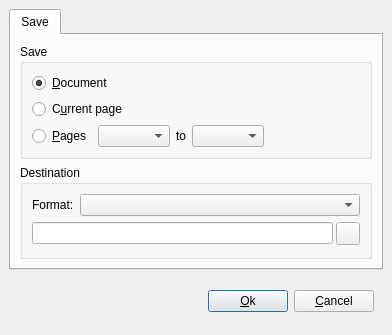
Old version of the form src/qdjviewsavedialog.ui in the repository barak/djview4.
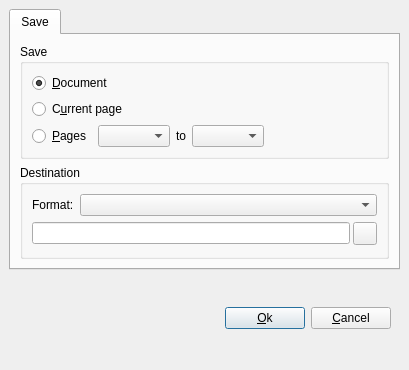
New version of the form. Icons and pictures are not drawn.

Diff of the .ui file:
```diff
--- a/src/qdjviewsavedialog.ui
+++ b/src/qdjviewsavedialog.ui
@@ -4,6 +4,14 @@
  <exportmacro></exportmacro>
  <class>QDjViewSaveDialog</class>
  <widget class="QDialog" name="QDjViewSaveDialog" >
+  <property name="geometry" >
+   <rect>
+    <x>0</x>
+    <y>0</y>
+    <width>409</width>
+    <height>370</height>
+   </rect>
+  </property>
   <property name="windowTitle" >
    <string>Dialog</string>
   </property>
```
